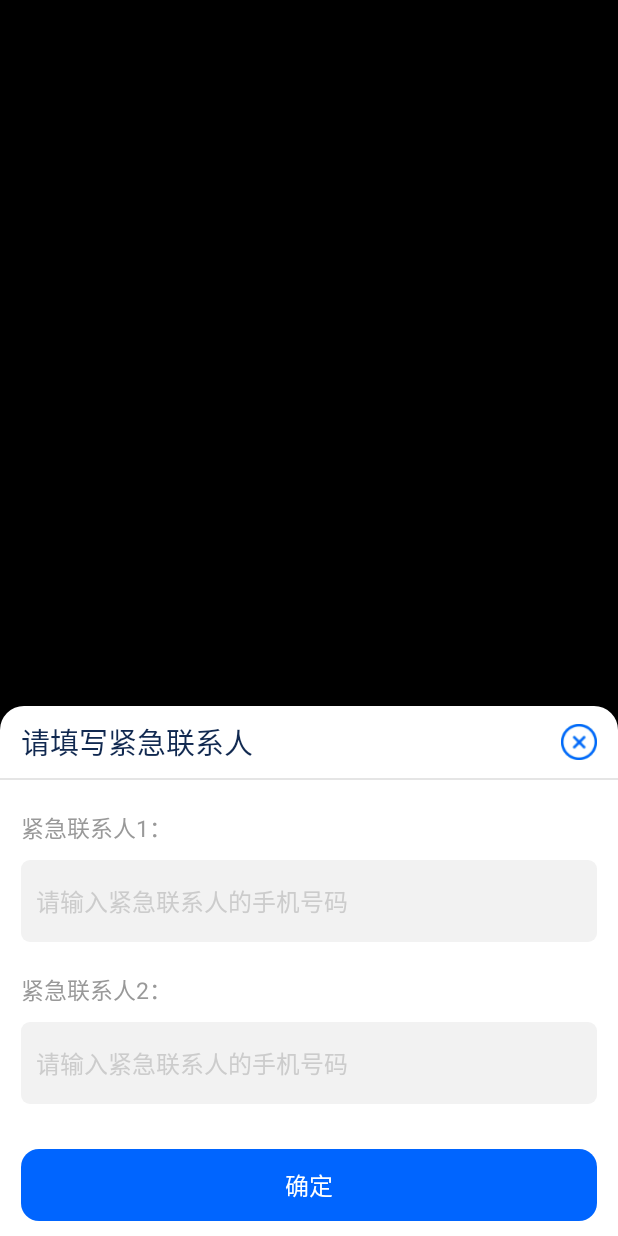
After one commit to linweimao/HealthRecuperationApp, an Android app: the layout dialog_emergency_contact_list.xml on its own in the app's theme, with its tools: preview values and no code run, on a phone screen of 412 x 824 dp. The commit adds this screen. Run offline under Robolectric (Android 15) with nearby library versions, the phone set to English and light mode, and no system bars.

Commit message:
完成紧急联系人列表弹框

```diff
--- /dev/null
+++ b/app/src/main/res/drawable/shape_emergency_contact_list_bg.xml
@@ -0,0 +1,7 @@
+<?xml version="1.0" encoding="utf-8"?>
+<shape xmlns:android="http://schemas.android.com/apk/res/android">
+    <corners
+        android:topLeftRadius="@dimen/dimen_16dp"
+        android:topRightRadius="@dimen/dimen_16dp"/>
+    <solid android:color="@color/color_ffffff"/>
+</shape>
--- /dev/null
+++ b/app/src/main/res/drawable/shape_emergency_contact_list_edittext_bg.xml
@@ -0,0 +1,5 @@
+<?xml version="1.0" encoding="utf-8"?>
+<shape xmlns:android="http://schemas.android.com/apk/res/android">
+    <solid android:color="@color/color_f2f2f2"></solid>
+    <corners android:radius="@dimen/dimen_6dp"></corners>
+</shape>
--- /dev/null
+++ b/app/src/main/res/layout/dialog_emergency_contact_list.xml
@@ -0,0 +1,121 @@
+<?xml version="1.0" encoding="utf-8"?>
+<LinearLayout xmlns:android="http://schemas.android.com/apk/res/android"
+    android:layout_width="match_parent"
+    android:layout_height="wrap_content"
+    android:layout_gravity="bottom"
+    android:background="@drawable/shape_emergency_contact_list_bg"
+    android:orientation="vertical">
+
+    <RelativeLayout
+        android:layout_width="match_parent"
+        android:layout_height="@dimen/dimen_48dp"
+        android:gravity="center_vertical"
+        android:paddingHorizontal="@dimen/dimen_14dp">
+
+        <TextView
+            android:layout_width="wrap_content"
+            android:layout_height="wrap_content"
+            android:layout_centerVertical="true"
+            android:text="@string/fill_in_contacts"
+            android:textColor="@color/color_112950"
+            android:textSize="@dimen/size_19sp" />
+
+        <ImageView
+            android:id="@+id/safety_detail_close"
+            android:layout_width="@dimen/dimen_24dp"
+            android:layout_height="@dimen/dimen_24dp"
+            android:layout_alignParentRight="true"
+            android:layout_centerVertical="true"
+            android:src="@mipmap/icon_emergency_contact_list_close" />
+    </RelativeLayout>
+
+    <View
+        android:layout_width="match_parent"
+        android:layout_height="@dimen/dimen_1_5dp"
+        android:background="@color/color_e5e5e5" />
+
+    <TextView
+        android:layout_width="wrap_content"
+        android:layout_height="wrap_content"
+        android:layout_marginTop="@dimen/dimen_20dp"
+        android:layout_marginBottom="@dimen/dimen_10dp"
+        android:paddingHorizontal="@dimen/dimen_14dp"
+        android:text="@string/emergency_contact_one"
+        android:textColor="@color/color_999999"
+        android:textSize="@dimen/size_15sp" />
+
+    <LinearLayout
+        android:layout_width="match_parent"
+        android:layout_height="wrap_content"
+        android:layout_marginHorizontal="@dimen/dimen_14dp"
+        android:layout_marginBottom="@dimen/dimen_20dp"
+        android:background="@drawable/shape_emergency_contact_list_edittext_bg"
+        android:orientation="horizontal"
+        android:paddingLeft="@dimen/dimen_10dp"
+        android:paddingRight="@dimen/dimen_10dp">
+
+        <EditText
+            android:id="@+id/et_emergency_contact_one"
+            android:layout_width="0dp"
+            android:layout_height="wrap_content"
+            android:layout_marginRight="@dimen/dimen_10dp"
+            android:layout_weight="1"
+            android:background="@android:color/transparent"
+            android:hint="@string/emergency_contact_hint"
+            android:maxLines="1"
+            android:paddingVertical="@dimen/dimen_15dp"
+            android:textColor="@color/color_4d4d4d"
+            android:textColorHint="@color/color_cccccc"
+            android:textSize="@dimen/size_16sp" />
+
+    </LinearLayout>
+
+    <TextView
+        android:layout_width="wrap_content"
+        android:layout_height="wrap_content"
+        android:layout_marginBottom="@dimen/dimen_10dp"
+        android:paddingHorizontal="@dimen/dimen_14dp"
+        android:text="@string/emergency_contact_two"
+        android:textColor="@color/color_999999"
+        android:textSize="@dimen/size_15sp" />
+
+    <LinearLayout
+        android:layout_width="match_parent"
+        android:layout_height="wrap_content"
+        android:layout_marginHorizontal="@dimen/dimen_14dp"
+        android:layout_marginBottom="@dimen/dimen_30dp"
+        android:background="@drawable/shape_emergency_contact_list_edittext_bg"
+        android:gravity="center_vertical"
+        android:orientation="horizontal"
+        android:paddingLeft="@dimen/dimen_10dp">
+
+
+        <EditText
+            android:id="@+id/et_emergency_contact_two"
+            android:layout_width="0dp"
+            android:layout_height="match_parent"
+            android:layout_marginRight="@dimen/dimen_10dp"
+            android:layout_weight="1"
+            android:background="@android:color/transparent"
+            android:hint="@string/emergency_contact_hint"
+            android:imeOptions="actionDone"
+            android:maxLines="1"
+            android:paddingVertical="@dimen/dimen_15dp"
+            android:textColor="@color/color_4d4d4d"
+            android:textColorHint="@color/color_cccccc"
+            android:textSize="@dimen/size_16sp" />
+    </LinearLayout>
+
+    <TextView
+        android:id="@+id/btn_emergency_contact"
+        android:layout_width="match_parent"
+        android:layout_height="wrap_content"
+        android:layout_marginHorizontal="@dimen/dimen_14dp"
+        android:layout_marginBottom="@dimen/dimen_10dp"
+        android:background="@drawable/shape_big_btn"
+        android:gravity="center"
+        android:paddingVertical="@dimen/size_12sp"
+        android:text="@string/emergency_contact_define"
+        android:textColor="@color/color_ffffff"
+        android:textSize="@dimen/size_16sp" />
+</LinearLayout>
--- a/app/src/main/res/values/colors.xml
+++ b/app/src/main/res/values/colors.xml
@@ -57,6 +57,12 @@
     <color name="color_f5f6f8">#F5F6F8</color>
     <color name="color_606672">#606672</color>
     <color name="color_9ebaed">#9EBAED</color>
+    <color name="color_262a44">#262a44</color>
+    <color name="color_999999">#999999</color>
+    <color name="color_4d4d4d">#4D4D4D</color>
+    <color name="color_2eb2a2">#2EB2A2</color>
+    <color name="color_cccccc">#CCCCCC</color>
+    <color name="color_6088f3">#6088f3</color>
     <color name="localBackground">#827b92</color>
     <color name="remoteBackground">#484258</color>
 </resources>
--- a/app/src/main/res/values/strings.xml
+++ b/app/src/main/res/values/strings.xml
@@ -75,6 +75,11 @@
     <string name="home_medication_reminder">服药提醒</string>
     <string name="home_video_call">视频通话</string>
     <string name="home_emergency_call">紧急呼叫</string>
+    <string name="fill_in_contacts">请填写紧急联系人</string>
+    <string name="emergency_contact_one">紧急联系人1：</string>
+    <string name="emergency_contact_two">紧急联系人2：</string>
+    <string name="emergency_contact_hint">请输入紧急联系人的手机号码</string>
+    <string name="emergency_contact_define">确定</string>
     <string name="home_weather_info">天气信息</string>
     <string name="home_flashlight">手电筒</string>
     <string name="home_health_article">健康文章</string>
--- a/app/src/main/res/values/themes.xml
+++ b/app/src/main/res/values/themes.xml
@@ -12,5 +12,6 @@
         <!-- Status bar color. -->
         <item name="android:statusBarColor" tools:targetApi="l">@color/color_0065ff</item>
         <!-- Customize your theme here. -->
+        <item name="android:windowBackground">@android:color/transparent</item>
     </style>
 </resources>
```
Also changed, not shown: app/src/main/res/mipmap-xhdpi/icon_emergency_contact_list_close.png (added).
